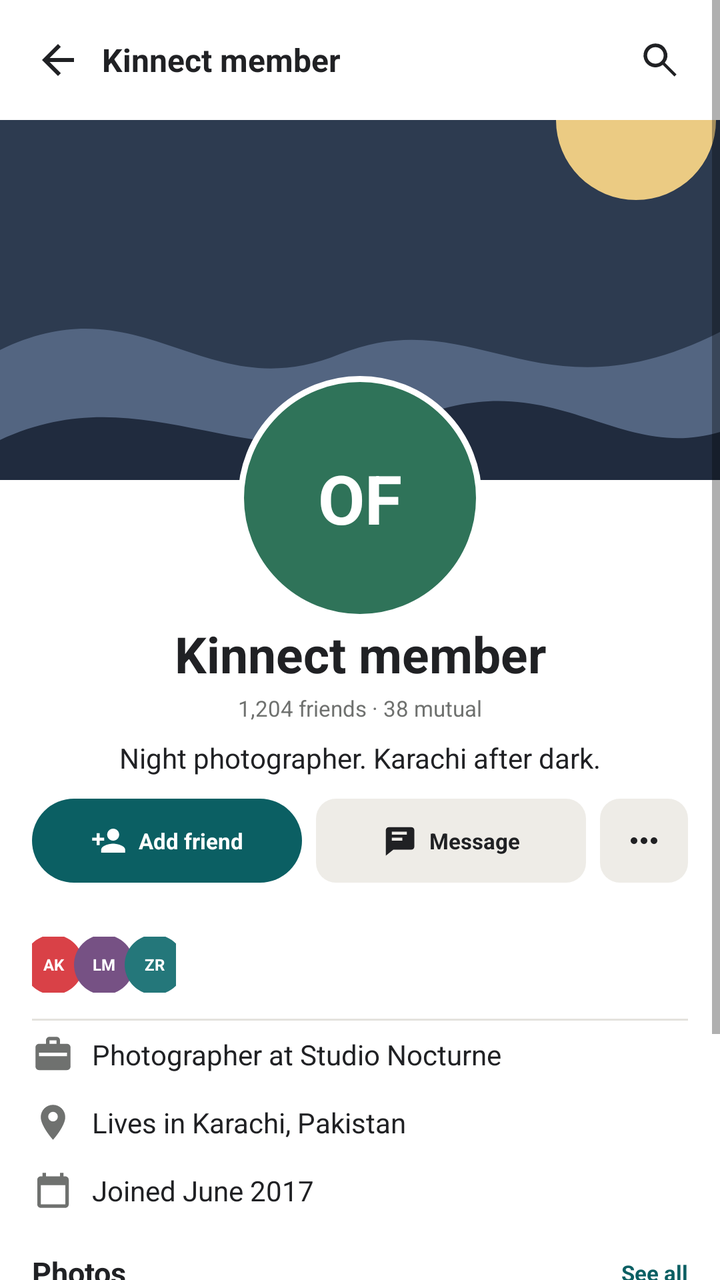
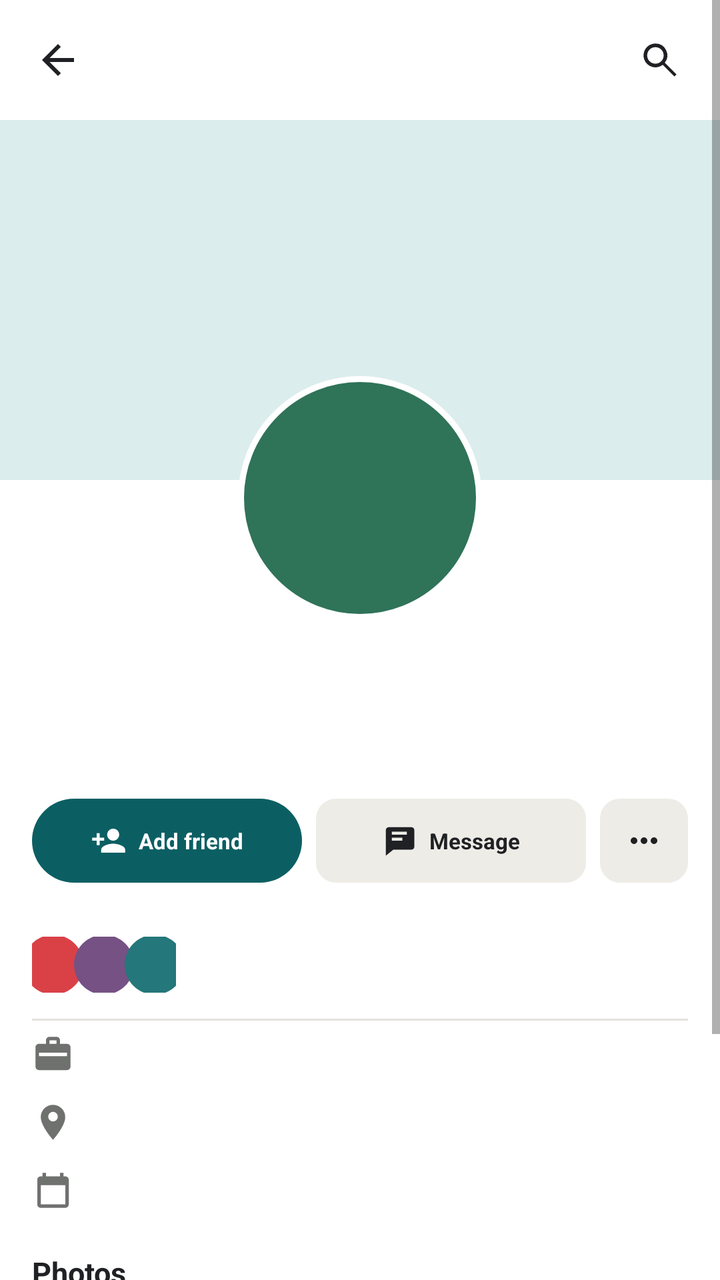

An Android layout rendered at two revisions. The XML below is the earlier revision; the diff shows what the commit changed to produce the second picture.
<!-- AndroidManifest.xml: application theme Theme.Kinnect -->
<!-- res/layout/activity_other_profile.xml -->
<?xml version="1.0" encoding="utf-8"?>
<ScrollView
    xmlns:android="http://schemas.android.com/apk/res/android"
    android:layout_width="match_parent"
    android:layout_height="match_parent"
    android:background="@color/white">

    <LinearLayout
        android:layout_width="match_parent"
        android:layout_height="wrap_content"
        android:orientation="vertical">

        <LinearLayout
            android:layout_width="match_parent"
            android:layout_height="60dp"
            android:gravity="center_vertical"
            android:paddingStart="7dp"
            android:paddingEnd="10dp">

            <ImageView
                android:id="@+id/backButton"
                android:layout_width="44dp"
                android:layout_height="44dp"
                android:contentDescription="Back"
                android:padding="10dp"
                android:src="@drawable/ic_back" />

            <TextView
                android:id="@+id/otherToolbarName"
                style="@style/Heading"
                android:layout_width="0dp"
                android:layout_height="wrap_content"
                android:layout_weight="1"
                android:text="Kinnect member" />

            <ImageView
                android:id="@+id/searchButton"
                android:layout_width="40dp"
                android:layout_height="40dp"
                android:contentDescription="Search"
                android:padding="9dp"
                android:src="@drawable/ic_search" />

        </LinearLayout>

        <RelativeLayout
            android:layout_width="match_parent"
            android:layout_height="250dp">

            <ImageView
                android:layout_width="match_parent"
                android:layout_height="180dp"
                android:scaleType="centerCrop"
                android:src="@drawable/landscape_dark" />

            <TextView
                android:id="@+id/otherProfileAvatar"
                style="@style/Avatar"
                android:layout_width="122dp"
                android:layout_height="122dp"
                android:layout_alignParentBottom="true"
                android:layout_centerHorizontal="true"
                android:background="@drawable/avatar_outline"
                android:text="OF"
                android:textSize="34sp" />

        </RelativeLayout>

        <LinearLayout
            android:layout_width="match_parent"
            android:layout_height="wrap_content"
            android:gravity="center_horizontal"
            android:orientation="vertical"
            android:paddingHorizontal="16dp">

            <TextView
                android:id="@+id/otherProfileName"
                style="@style/Title"
                android:layout_width="match_parent"
                android:layout_height="wrap_content"
                android:gravity="center"
                android:text="Kinnect member"
                android:textSize="25sp" />

            <TextView
                android:id="@+id/otherProfileStats"
                style="@style/Meta"
                android:layout_width="match_parent"
                android:layout_height="wrap_content"
                android:layout_marginTop="3dp"
                android:gravity="center"
                android:text="1,204 friends · 38 mutual" />

            <TextView
                android:id="@+id/otherProfileBio"
                style="@style/Body"
                android:layout_width="match_parent"
                android:layout_height="wrap_content"
                android:layout_marginTop="8dp"
                android:gravity="center"
                android:text="Night photographer. Karachi after dark." />

            <LinearLayout
                android:layout_width="match_parent"
                android:layout_height="56dp"
                android:layout_marginTop="11dp">

                <LinearLayout
                    android:id="@+id/friendActionButton"
                    android:layout_width="0dp"
                    android:layout_height="42dp"
                    android:layout_weight="1"
                    android:background="@drawable/rounded_teal"
                    android:gravity="center">

                    <ImageView
                        android:layout_width="18dp"
                        android:layout_height="18dp"
                        android:src="@drawable/ic_person_add"
                        android:tint="@color/white" />

                    <TextView
                        android:id="@+id/friendActionLabel"
                        style="@style/Heading"
                        android:layout_width="wrap_content"
                        android:layout_height="wrap_content"
                        android:layout_marginStart="6dp"
                        android:text="Add friend"
                        android:textColor="@color/white"
                        android:textSize="11sp" />

                </LinearLayout>

                <LinearLayout
                    android:id="@+id/messageButton"
                    android:layout_width="0dp"
                    android:layout_height="42dp"
                    android:layout_marginStart="7dp"
                    android:layout_weight="1"
                    android:background="@drawable/rounded_soft"
                    android:gravity="center">

                    <ImageView
                        android:layout_width="18dp"
                        android:layout_height="18dp"
                        android:src="@drawable/ic_chat" />

                    <TextView
                        style="@style/Heading"
                        android:layout_width="wrap_content"
                        android:layout_height="wrap_content"
                        android:layout_marginStart="6dp"
                        android:text="Message"
                        android:textSize="11sp" />

                </LinearLayout>

                <ImageView
                    android:layout_width="44dp"
                    android:layout_height="42dp"
                    android:layout_marginStart="7dp"
                    android:background="@drawable/rounded_soft"
                    android:padding="11dp"
                    android:src="@drawable/ic_more" />

            </LinearLayout>

            <LinearLayout
                android:layout_width="match_parent"
                android:layout_height="54dp"
                android:gravity="center_vertical">

                <LinearLayout
                    android:layout_width="72dp"
                    android:layout_height="28dp"
                    android:gravity="center">

                    <TextView
                        android:id="@+id/aishaMutualFriendButton"
                        style="@style/Avatar"
                        android:layout_width="30dp"
                        android:layout_height="30dp"
                        android:background="@drawable/circle_red"
                        android:text="AK"
                        android:textSize="8sp" />

                    <TextView
                        android:id="@+id/linaMutualFriendButton"
                        style="@style/Avatar"
                        android:layout_width="30dp"
                        android:layout_height="30dp"
                        android:layout_marginStart="-5dp"
                        android:background="@drawable/circle_purple"
                        android:text="LM"
                        android:textSize="8sp" />

                    <TextView
                        android:id="@+id/zainMutualFriendButton"
                        style="@style/Avatar"
                        android:layout_width="30dp"
                        android:layout_height="30dp"
                        android:layout_marginStart="-5dp"
                        android:background="@drawable/circle_teal_mid"
                        android:text="ZR"
                        android:textSize="8sp" />

                </LinearLayout>

                <TextView
                    style="@style/Body"
                    android:id="@+id/otherMutualFriendNames"
                    android:layout_width="0dp"
                    android:layout_height="wrap_content"
                    android:layout_weight="1"
                    android:text=""
                    android:textSize="11sp" />

            </LinearLayout>

            <View
                android:layout_width="match_parent"
                android:layout_height="1dp"
                android:background="@color/divider" />

            <LinearLayout
                android:layout_width="match_parent"
                android:layout_height="34dp"
                android:gravity="center_vertical">

                <ImageView
                    android:layout_width="21dp"
                    android:layout_height="21dp"
                    android:src="@drawable/ic_work"
                    android:tint="@color/text_secondary" />

                <TextView
                    android:id="@+id/otherProfileWork"
                    style="@style/Body"
                    android:layout_width="wrap_content"
                    android:layout_height="wrap_content"
                    android:layout_marginStart="9dp"
                    android:text="Photographer at Studio Nocturne" />

            </LinearLayout>

            <LinearLayout
                android:layout_width="match_parent"
                android:layout_height="34dp"
                android:gravity="center_vertical">

                <ImageView
                    android:layout_width="21dp"
                    android:layout_height="21dp"
                    android:src="@drawable/ic_location"
                    android:tint="@color/text_secondary" />

                <TextView
                    android:id="@+id/otherProfileLocation"
                    style="@style/Body"
                    android:layout_width="wrap_content"
                    android:layout_height="wrap_content"
                    android:layout_marginStart="9dp"
                    android:text="Lives in Karachi, Pakistan" />

            </LinearLayout>

            <LinearLayout
                android:layout_width="match_parent"
                android:layout_height="34dp"
                android:gravity="center_vertical">

                <ImageView
                    android:layout_width="21dp"
                    android:layout_height="21dp"
                    android:src="@drawable/ic_calendar"
                    android:tint="@color/text_secondary" />

                <TextView
                    android:id="@+id/otherProfileJoined"
                    style="@style/Body"
                    android:layout_width="wrap_content"
                    android:layout_height="wrap_content"
                    android:layout_marginStart="9dp"
                    android:text="Joined June 2017" />

            </LinearLayout>

            <LinearLayout
                android:layout_width="match_parent"
                android:layout_height="48dp"
                android:gravity="center_vertical">

                <TextView
                    style="@style/Heading"
                    android:layout_width="0dp"
                    android:layout_height="wrap_content"
                    android:layout_weight="1"
                    android:text="Photos"
                    android:textSize="15sp" />

                <TextView
                    style="@style/Heading"
                    android:layout_width="wrap_content"
                    android:layout_height="wrap_content"
                    android:text="See all"
                    android:textColor="@color/primary"
                    android:textSize="11sp" />

            </LinearLayout>

            <LinearLayout
                android:layout_width="match_parent"
                android:layout_height="132dp">

                <ImageView
                    android:layout_width="0dp"
                    android:layout_height="match_parent"
                    android:layout_weight="1"
                    android:scaleType="centerCrop"
                    android:src="@drawable/landscape_dark" />

                <ImageView
                    android:layout_width="0dp"
                    android:layout_height="match_parent"
                    android:layout_marginStart="4dp"
                    android:layout_weight="1"
                    android:scaleType="centerCrop"
                    android:src="@drawable/landscape_purple" />

                <ImageView
                    android:layout_width="0dp"
                    android:layout_height="match_parent"
                    android:layout_marginStart="4dp"
                    android:layout_weight="1"
                    android:scaleType="centerCrop"
                    android:src="@drawable/landscape_blue" />

            </LinearLayout>

        </LinearLayout>

    </LinearLayout>

</ScrollView>
<!-- resources referenced by this layout -->
<resources>
  <color name="divider">#E4E2DD</color>
  <color name="primary">#0B5F63</color>
  <color name="text_secondary">#6F716F</color>
  <color name="white">#FFFFFFFF</color>
  <!-- drawable circle_purple (drawable) -->
  <shape xmlns:android="http://schemas.android.com/apk/res/android" android:shape="oval"><solid android:color="@color/purple"/></shape>
  <!-- drawable circle_red (drawable) -->
  <shape xmlns:android="http://schemas.android.com/apk/res/android" android:shape="oval"><solid android:color="@color/red"/></shape>
  <!-- drawable circle_teal_mid (drawable) -->
  <shape xmlns:android="http://schemas.android.com/apk/res/android" android:shape="oval">
      <solid android:color="@color/teal_mid" />
  </shape>
  <!-- drawable landscape_blue (drawable) -->
  <vector xmlns:android="http://schemas.android.com/apk/res/android" android:width="360dp" android:height="220dp" android:viewportWidth="360" android:viewportHeight="220"><path android:fillColor="#BCD8DB" android:pathData="M0,0h360v220h-360z"/><path android:fillColor="#F5E4AC" android:pathData="M275,15a38,38 0,1 0,76 0a38,38 0,1 0,-76 0"/><path android:fillColor="#4E8D87" android:pathData="M0,145 C75,80 132,170 196,128 C266,83 307,153 360,117 L360,220 L0,220z"/><path android:fillColor="#286666" android:pathData="M0,184 C82,137 138,210 221,165 C287,130 325,184 360,166 L360,220 L0,220z"/></vector>
  <!-- drawable landscape_dark (drawable) -->
  <vector xmlns:android="http://schemas.android.com/apk/res/android" android:width="360dp" android:height="220dp" android:viewportWidth="360" android:viewportHeight="220">
      <path android:fillColor="#2D3B50" android:pathData="M0,0h360v220h-360z" />
      <path android:fillColor="#EBCB83" android:pathData="M278,20a40,40 0,1 0,80 0a40,40 0,1 0,-80 0" />
      <path android:fillColor="#536581" android:pathData="M0,135 C72,100 102,165 170,137 C238,110 269,172 360,126 L360,220 L0,220z" />
      <path android:fillColor="#202B3E" android:pathData="M0,180 C75,145 128,205 203,171 C276,139 306,192 360,176 L360,220 L0,220z" />
  </vector>
  <!-- drawable landscape_purple (drawable) -->
  <vector xmlns:android="http://schemas.android.com/apk/res/android" android:width="360dp" android:height="220dp" android:viewportWidth="360" android:viewportHeight="220">
      <path android:fillColor="#D9C8DC" android:pathData="M0,0h360v220h-360z" />
      <path android:fillColor="#F5D8A2" android:pathData="M278,20a40,40 0,1 0,80 0a40,40 0,1 0,-80 0" />
      <path android:fillColor="#9879A0" android:pathData="M0,135 C72,100 102,165 170,137 C238,110 269,172 360,126 L360,220 L0,220z" />
      <path android:fillColor="#67546F" android:pathData="M0,180 C75,145 128,205 203,171 C276,139 306,192 360,176 L360,220 L0,220z" />
  </vector>
  <!-- drawable rounded_soft (drawable) -->
  <shape xmlns:android="http://schemas.android.com/apk/res/android">
      <solid android:color="@color/surface_soft" />
      <corners android:radius="10dp" />
  </shape>
  <style name="Body"><item name="android:fontFamily">sans</item><item name="android:textColor">@color/text_primary</item><item name="android:textSize">14sp</item></style>
  <style name="Meta"><item name="android:fontFamily">sans</item><item name="android:textColor">@color/text_secondary</item><item name="android:textSize">11sp</item></style>
  <style name="Title"><item name="android:fontFamily">sans</item><item name="android:textColor">@color/text_primary</item><item name="android:textSize">24sp</item><item name="android:textStyle">bold</item></style>
  <color name="green">#2F7359</color>
  <color name="purple">#765184</color>
  <color name="red">#D94147</color>
  <color name="teal_mid">#24777A</color>
  <color name="text_primary">#202124</color>
  <color name="surface_soft">#EEECE7</color>
  <!-- drawable circle_teal (drawable) -->
  <shape xmlns:android="http://schemas.android.com/apk/res/android" android:shape="oval"><solid android:color="@color/primary"/></shape>
  <!-- unchanged entries left out for length: 13 -->
</resources>

<!-- the commit's change to res/layout/activity_other_profile.xml (unified diff, before → after) -->
@@ -31,7 +31,7 @@
                 android:layout_width="0dp"
                 android:layout_height="wrap_content"
                 android:layout_weight="1"
-                android:text="Kinnect member" />
+                android:text="" />
 
             <ImageView
                 android:id="@+id/searchButton"
@@ -51,7 +51,9 @@
                 android:layout_width="match_parent"
                 android:layout_height="180dp"
                 android:scaleType="centerCrop"
-                android:src="@drawable/landscape_dark" />
+                android:id="@+id/otherCoverImage"
+                android:contentDescription="Cover photo"
+                android:background="@color/teal_soft" />
 
             <TextView
                 android:id="@+id/otherProfileAvatar"
@@ -61,7 +63,7 @@
                 android:layout_alignParentBottom="true"
                 android:layout_centerHorizontal="true"
                 android:background="@drawable/avatar_outline"
-                android:text="OF"
+                android:text=""
                 android:textSize="34sp" />
 
         </RelativeLayout>
@@ -79,7 +81,7 @@
                 android:layout_width="match_parent"
                 android:layout_height="wrap_content"
                 android:gravity="center"
-                android:text="Kinnect member"
+                android:text=""
                 android:textSize="25sp" />
 
             <TextView
@@ -89,7 +91,7 @@
                 android:layout_height="wrap_content"
                 android:layout_marginTop="3dp"
                 android:gravity="center"
-                android:text="1,204 friends · 38 mutual" />
+                android:text="" />
 
             <TextView
                 android:id="@+id/otherProfileBio"
@@ -98,7 +100,7 @@
                 android:layout_height="wrap_content"
                 android:layout_marginTop="8dp"
                 android:gravity="center"
-                android:text="Night photographer. Karachi after dark." />
+                android:text="" />
 
             <LinearLayout
                 android:layout_width="match_parent"
@@ -181,7 +183,7 @@
                         android:layout_width="30dp"
                         android:layout_height="30dp"
                         android:background="@drawable/circle_red"
-                        android:text="AK"
+                        android:text=""
                         android:textSize="8sp" />
 
                     <TextView
@@ -191,7 +193,7 @@
                         android:layout_height="30dp"
                         android:layout_marginStart="-5dp"
                         android:background="@drawable/circle_purple"
-                        android:text="LM"
+                        android:text=""
                         android:textSize="8sp" />
 
                     <TextView
@@ -201,7 +203,7 @@
                         android:layout_height="30dp"
                         android:layout_marginStart="-5dp"
                         android:background="@drawable/circle_teal_mid"
-                        android:text="ZR"
+                        android:text=""
                         android:textSize="8sp" />
 
                 </LinearLayout>
@@ -239,7 +241,7 @@
                     android:layout_width="wrap_content"
                     android:layout_height="wrap_content"
                     android:layout_marginStart="9dp"
-                    android:text="Photographer at Studio Nocturne" />
+                    android:text="" />
 
             </LinearLayout>
 
@@ -260,7 +262,7 @@
                     android:layout_width="wrap_content"
                     android:layout_height="wrap_content"
                     android:layout_marginStart="9dp"
-                    android:text="Lives in Karachi, Pakistan" />
+                    android:text="" />
 
             </LinearLayout>
 
@@ -281,11 +283,12 @@
                     android:layout_width="wrap_content"
                     android:layout_height="wrap_content"
                     android:layout_marginStart="9dp"
-                    android:text="Joined June 2017" />
-
-            </LinearLayout>
-
-            <LinearLayout
+                    android:text="" />
+
+            </LinearLayout>
+
+            <LinearLayout
+                android:id="@+id/otherPhotosHeader"
                 android:layout_width="match_parent"
                 android:layout_height="48dp"
                 android:gravity="center_vertical">
@@ -302,13 +305,24 @@
                     style="@style/Heading"
                     android:layout_width="wrap_content"
                     android:layout_height="wrap_content"
+                    android:visibility="gone"
                     android:text="See all"
                     android:textColor="@color/primary"
                     android:textSize="11sp" />
 
             </LinearLayout>
 
-            <LinearLayout
+            <TextView
+                android:id="@+id/otherPhotosEmpty"
+                style="@style/Meta"
+                android:layout_width="match_parent"
+                android:layout_height="wrap_content"
+                android:paddingVertical="8dp"
+                android:text="No photos yet"
+                android:visibility="gone" />
+
+            <LinearLayout
+                android:id="@+id/otherPhotosGrid"
                 android:layout_width="match_parent"
                 android:layout_height="132dp">
 
@@ -317,7 +331,9 @@
                     android:layout_height="match_parent"
                     android:layout_weight="1"
                     android:scaleType="centerCrop"
-                    android:src="@drawable/landscape_dark" />
+                    android:id="@+id/otherPhoto1"
+                    android:contentDescription="Photo"
+                    android:background="@drawable/media_placeholder" />
 
                 <ImageView
                     android:layout_width="0dp"
@@ -325,7 +341,9 @@
                     android:layout_marginStart="4dp"
                     android:layout_weight="1"
                     android:scaleType="centerCrop"
-                    android:src="@drawable/landscape_purple" />
+                    android:id="@+id/otherPhoto2"
+                    android:contentDescription="Photo"
+                    android:background="@drawable/media_placeholder" />
 
                 <ImageView
                     android:layout_width="0dp"
@@ -333,7 +351,9 @@
                     android:layout_marginStart="4dp"
                     android:layout_weight="1"
                     android:scaleType="centerCrop"
-                    android:src="@drawable/landscape_blue" />
+                    android:id="@+id/otherPhoto3"
+                    android:contentDescription="Photo"
+                    android:background="@drawable/media_placeholder" />
 
             </LinearLayout>
 
<!-- resource entries referenced after the edit -->
@@ -2,6 +2,7 @@
 <resources>
   <color name="divider">#E4E2DD</color>
   <color name="primary">#0B5F63</color>
+  <color name="teal_soft">#DCEDEE</color>
   <color name="text_secondary">#6F716F</color>
   <color name="white">#FFFFFFFF</color>
   <!-- drawable circle_purple (drawable) -->
@@ -12,22 +13,11 @@
   <shape xmlns:android="http://schemas.android.com/apk/res/android" android:shape="oval">
       <solid android:color="@color/teal_mid" />
   </shape>
-  <!-- drawable landscape_blue (drawable) -->
-  <vector xmlns:android="http://schemas.android.com/apk/res/android" android:width="360dp" android:height="220dp" android:viewportWidth="360" android:viewportHeight="220"><path android:fillColor="#BCD8DB" android:pathData="M0,0h360v220h-360z"/><path android:fillColor="#F5E4AC" android:pathData="M275,15a38,38 0,1 0,76 0a38,38 0,1 0,-76 0"/><path android:fillColor="#4E8D87" android:pathData="M0,145 C75,80 132,170 196,128 C266,83 307,153 360,117 L360,220 L0,220z"/><path android:fillColor="#286666" android:pathData="M0,184 C82,137 138,210 221,165 C287,130 325,184 360,166 L360,220 L0,220z"/></vector>
-  <!-- drawable landscape_dark (drawable) -->
-  <vector xmlns:android="http://schemas.android.com/apk/res/android" android:width="360dp" android:height="220dp" android:viewportWidth="360" android:viewportHeight="220">
-      <path android:fillColor="#2D3B50" android:pathData="M0,0h360v220h-360z" />
-      <path android:fillColor="#EBCB83" android:pathData="M278,20a40,40 0,1 0,80 0a40,40 0,1 0,-80 0" />
-      <path android:fillColor="#536581" android:pathData="M0,135 C72,100 102,165 170,137 C238,110 269,172 360,126 L360,220 L0,220z" />
-      <path android:fillColor="#202B3E" android:pathData="M0,180 C75,145 128,205 203,171 C276,139 306,192 360,176 L360,220 L0,220z" />
-  </vector>
-  <!-- drawable landscape_purple (drawable) -->
-  <vector xmlns:android="http://schemas.android.com/apk/res/android" android:width="360dp" android:height="220dp" android:viewportWidth="360" android:viewportHeight="220">
-      <path android:fillColor="#D9C8DC" android:pathData="M0,0h360v220h-360z" />
-      <path android:fillColor="#F5D8A2" android:pathData="M278,20a40,40 0,1 0,80 0a40,40 0,1 0,-80 0" />
-      <path android:fillColor="#9879A0" android:pathData="M0,135 C72,100 102,165 170,137 C238,110 269,172 360,126 L360,220 L0,220z" />
-      <path android:fillColor="#67546F" android:pathData="M0,180 C75,145 128,205 203,171 C276,139 306,192 360,176 L360,220 L0,220z" />
-  </vector>
+  <!-- drawable media_placeholder (drawable) -->
+  <?xml version="1.0" encoding="utf-8"?>
+  <shape xmlns:android="http://schemas.android.com/apk/res/android">
+      <solid android:color="@color/surface_soft" />
+  </shape>
   <!-- drawable rounded_soft (drawable) -->
   <shape xmlns:android="http://schemas.android.com/apk/res/android">
       <solid android:color="@color/surface_soft" />
